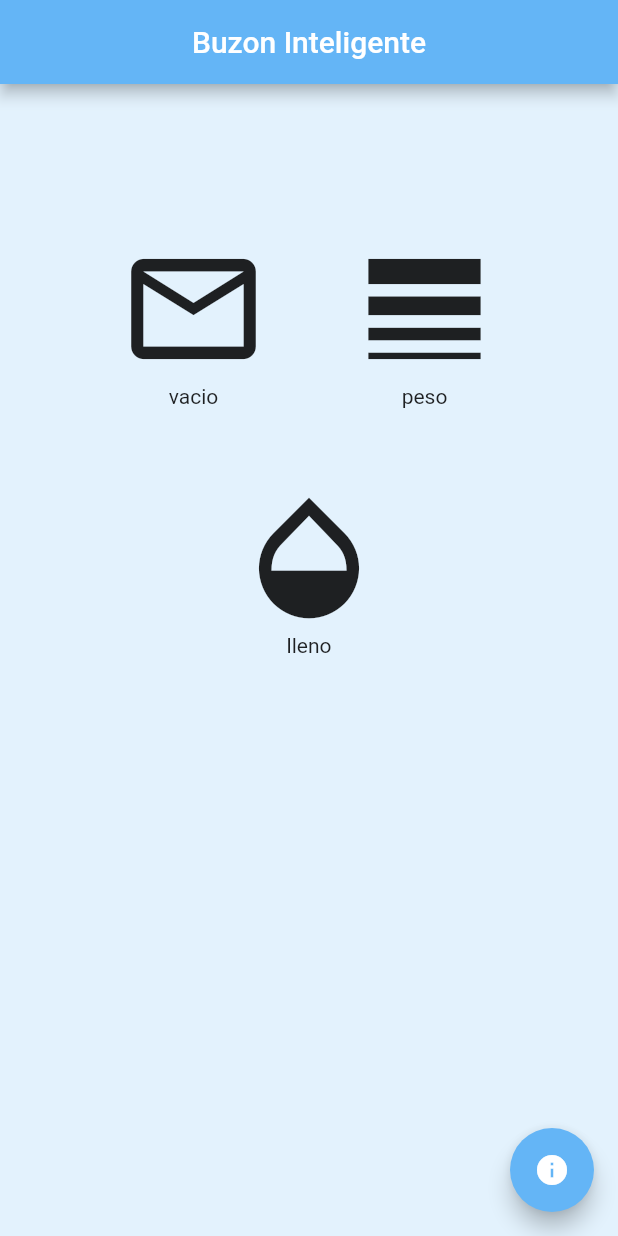
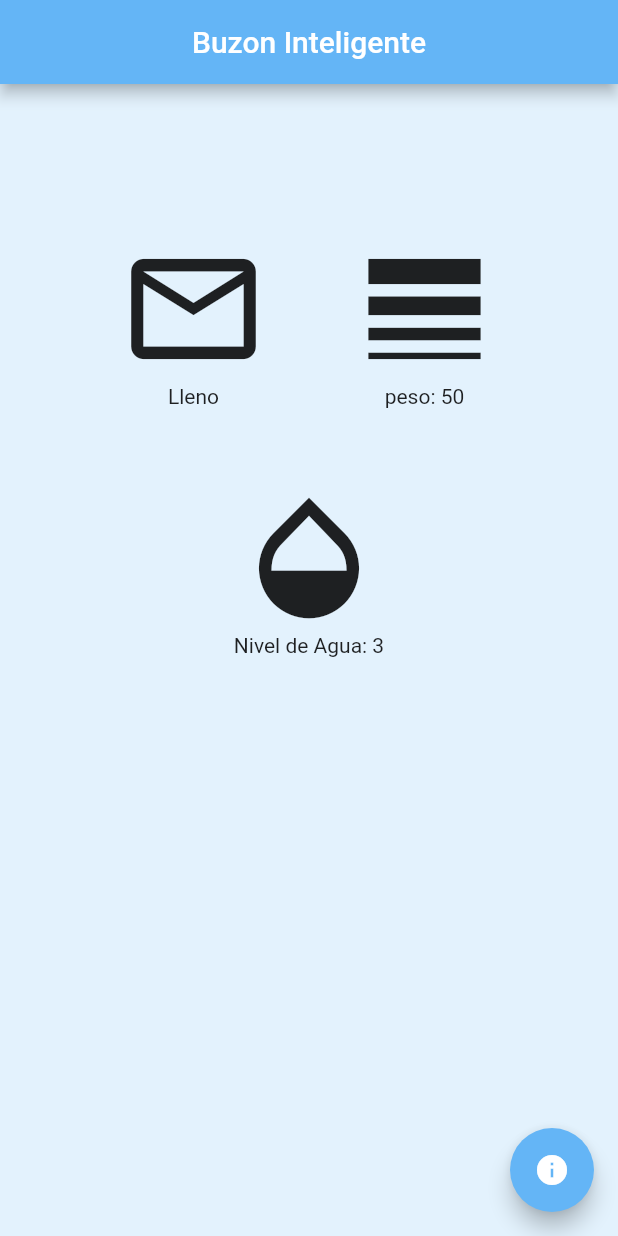
Before and after one commit to Xvimnt/SmartIOTFlutterApp, a Flutter app: the screen it shows after launch, on a phone screen of 412 x 824 dp. Run offline on Flutter 3.47's test engine with Material 2 defaults, Android fonts, the phone set to English and light mode, and no system bars.

Commit message:
fixed names

```diff
--- a/lib/pages/info.dart
+++ b/lib/pages/info.dart
@@ -24,7 +24,7 @@ class _InfoState extends State<Info> {
             SizedBox(height: 10,),
             Text('Selvin Estuardo Icu Son - 201325657'),
             SizedBox(height: 10,),
-            Text('Javier Alejandro Monterroso Lopez - 201700831'),
+            Text('Ricardo Antonio Alvarado Ramirez - 201603157'),
           ],
         ),
       ),
--- a/lib/pages/menu.dart
+++ b/lib/pages/menu.dart
@@ -1,4 +1,6 @@
 import 'package:flutter/material.dart';
+import 'package:http/http.dart';
+import 'dart:convert';
 
 class Home extends StatefulWidget {
   @override
@@ -6,12 +8,23 @@ class Home extends StatefulWidget {
 }
 
 class _HomeState extends State<Home> {
+  bool load = true;
+  int weight = 50, waterLevel = 3;
 
-  bool hasSomething;
-  int weight, waterLevel;
+  void getData() async {
+    Response response = await get('/enpointLoad');
+    Map data = jsonDecode(response.body);
+
+    this.load = data['load'];
+    this.weight = data['weight'];
+    this.waterLevel = data['waterLevel'];
+  }
 
   @override
   Widget build(BuildContext context) {
+    // POST
+    //getData();
+
     return Scaffold(
       appBar: AppBar(
         title: Text('Buzon Inteligente'),
@@ -34,7 +47,7 @@ class _HomeState extends State<Home> {
                           Icons.mail_outline,
                           size: 100,
                         ),
-                        Text('vacio')
+                        if (load) Text('Lleno') else Text('vacio')
                       ],
                     )
                   ],
@@ -47,7 +60,7 @@ class _HomeState extends State<Home> {
                           Icons.line_weight,
                           size: 100,
                         ),
-                        Text('peso')
+                        Text('peso: ' + this.weight.toString())
                       ],
                     )
                   ],
@@ -67,7 +80,7 @@ class _HomeState extends State<Home> {
                             Icons.opacity,
                             size: 100,
                           ),
-                          Text('lleno')
+                          Text('Nivel de Agua: ' + this.waterLevel.toString())
                         ],
                       )
                     ],
--- a/pubspec.yaml
+++ b/pubspec.yaml
@@ -21,6 +21,7 @@ environment:
   sdk: ">=2.7.0 <3.0.0"
 
 dependencies:
+  http: ^0.12.2
   flutter:
     sdk: flutter
 
```
Also changed, not shown: lib/services/mailbox.dart (added), pubspec.lock.
